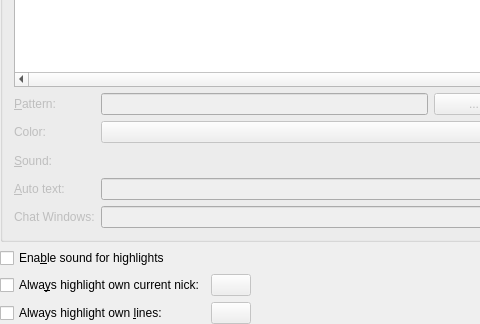
Above: src/config/highlight_configui.ui from KDE/konversation before the change; both pictures show x 0 to 480 and y 261 to 585 of the 614 by 585 pixel window. Below: the same form after it.
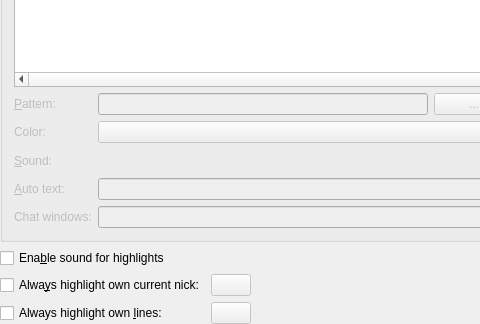
That is the form after the change. Custom widgets are drawn as their Qt base class.

Commit message: Fix case and typo.

```diff
--- a/src/config/highlight_configui.ui
+++ b/src/config/highlight_configui.ui
@@ -363,7 +363,7 @@
            <bool>false</bool>
           </property>
           <property name="text">
-           <string>Chat Windows:</string>
+           <string>Chat windows:</string>
           </property>
           <property name="wordWrap">
            <bool>false</bool>
```
Left out of the diff: 2 changed lines with no effect on the pictures.
